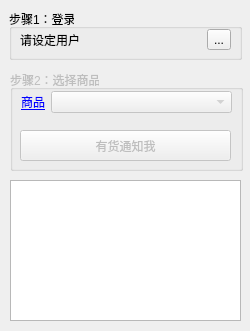
anic/cyaproject, file breadrobber/src/main.ui: the form before one commit.
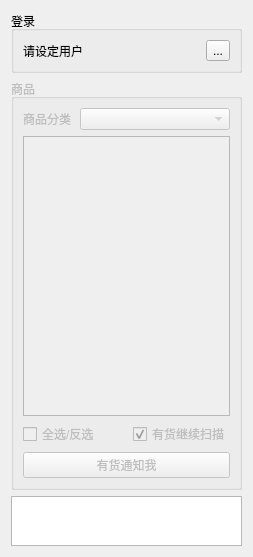
The form after the commit. Icons and pictures are not drawn.

The edit to the form file:
```diff
--- a/breadrobber/src/main.ui
+++ b/breadrobber/src/main.ui
@@ -9,8 +9,8 @@
    <rect>
     <x>0</x>
     <y>0</y>
-    <width>250</width>
-    <height>331</height>
+    <width>253</width>
+    <height>534</height>
    </rect>
   </property>
   <property name="windowTitle">
@@ -20,27 +20,14 @@
    <iconset>
     <normaloff>image/toast.png</normaloff>image/toast.png</iconset>
   </property>
+  <layout class="QGridLayout" name="gridLayout_2">
+   <item row="0" column="0">
   <widget class="QGroupBox" name="groupBox">
-   <property name="geometry">
-    <rect>
-     <x>9</x>
-     <y>9</y>
-     <width>233</width>
-     <height>51</height>
-    </rect>
-   </property>
    <property name="title">
-    <string>步骤1：登录</string>
-   </property>
-   <widget class="QWidget" name="layoutWidget">
-    <property name="geometry">
-     <rect>
-      <x>11</x>
-      <y>20</y>
-      <width>211</width>
-      <height>22</height>
-     </rect>
-    </property>
+      <string>登录</string>
+     </property>
+     <layout class="QGridLayout" name="gridLayout">
+      <item row="0" column="0">
     <layout class="QHBoxLayout" name="horizontalLayout">
      <item>
       <widget class="QLabel" name="lblUser">
@@ -70,22 +57,17 @@
       </widget>
      </item>
     </layout>
-   </widget>
-  </widget>
+      </item>
+     </layout>
+    </widget>
+   </item>
+   <item row="1" column="0">
   <widget class="QGroupBox" name="gbxStep2">
    <property name="enabled">
     <bool>false</bool>
    </property>
-   <property name="geometry">
-    <rect>
-     <x>10</x>
-     <y>70</y>
-     <width>233</width>
-     <height>101</height>
-    </rect>
-   </property>
    <property name="title">
-    <string>步骤2：选择商品</string>
+      <string>商品</string>
    </property>
    <property name="checkable">
     <bool>false</bool>
@@ -93,20 +75,19 @@
    <property name="checked">
     <bool>false</bool>
    </property>
-   <widget class="QWidget" name="layoutWidget">
-    <property name="geometry">
-     <rect>
-      <x>11</x>
-      <y>21</y>
-      <width>211</width>
-      <height>22</height>
-     </rect>
-    </property>
-    <layout class="QFormLayout" name="formLayout">
+     <layout class="QVBoxLayout" name="verticalLayout">
+      <item>
+       <layout class="QGridLayout" name="gridLayout_3">
      <item row="0" column="0">
       <widget class="QLabel" name="label_2">
+          <property name="minimumSize">
+           <size>
+            <width>0</width>
+            <height>0</height>
+           </size>
+          </property>
        <property name="text">
-        <string>&lt;html&gt;&lt;head/&gt;&lt;body&gt;&lt;p&gt;&lt;a href=&quot;http://ygjy.gz.gmcc.net/gzxz/ebusiness/admin/vmerchandist!executeSearch.action&quot;&gt;&lt;span style=&quot; text-decoration: underline; color:#0000ff;&quot;&gt;商品&lt;/span&gt;&lt;/a&gt;&lt;/p&gt;&lt;/body&gt;&lt;/html&gt;</string>
+           <string>商品分类</string>
        </property>
        <property name="openExternalLinks">
         <bool>true</bool>
@@ -117,32 +98,97 @@
       </widget>
      </item>
      <item row="0" column="1">
-      <widget class="QComboBox" name="cmbProduct"/>
-     </item>
-    </layout>
-   </widget>
+         <widget class="QComboBox" name="cmbProduct">
+          <property name="minimumSize">
+           <size>
+            <width>150</width>
+            <height>0</height>
+           </size>
+          </property>
+         </widget>
+        </item>
+       </layout>
+      </item>
+      <item>
+       <widget class="QScrollArea" name="scrollArea">
+        <property name="sizePolicy">
+         <sizepolicy hsizetype="Preferred" vsizetype="Preferred">
+          <horstretch>0</horstretch>
+          <verstretch>0</verstretch>
+         </sizepolicy>
+        </property>
+        <property name="minimumSize">
+         <size>
+          <width>0</width>
+          <height>280</height>
+         </size>
+        </property>
+        <property name="widgetResizable">
+         <bool>true</bool>
+        </property>
+        <widget class="QWidget" name="taskContent">
+         <property name="geometry">
+          <rect>
+           <x>0</x>
+           <y>0</y>
+           <width>209</width>
+           <height>276</height>
+          </rect>
+         </property>
+        </widget>
+       </widget>
+      </item>
+      <item>
+       <layout class="QGridLayout" name="gridLayout_4">
+        <item row="0" column="0">
+         <widget class="QCheckBox" name="cbxCheckAll">
+          <property name="text">
+           <string>全选/反选</string>
+          </property>
+         </widget>
+        </item>
+        <item row="0" column="1">
+         <spacer name="horizontalSpacer_2">
+          <property name="orientation">
+           <enum>Qt::Horizontal</enum>
+          </property>
+          <property name="sizeHint" stdset="0">
+           <size>
+            <width>37</width>
+            <height>17</height>
+           </size>
+          </property>
+         </spacer>
+        </item>
+        <item row="0" column="2">
+         <widget class="QCheckBox" name="cbxContinue">
+          <property name="text">
+           <string>有货继续扫描</string>
+          </property>
+          <property name="checked">
+           <bool>true</bool>
+          </property>
+         </widget>
+        </item>
+       </layout>
+      </item>
+      <item>
    <widget class="QPushButton" name="btnNotifyMission">
-    <property name="geometry">
-     <rect>
-      <x>10</x>
-      <y>60</y>
-      <width>211</width>
-      <height>31</height>
-     </rect>
-    </property>
     <property name="text">
      <string>有货通知我</string>
     </property>
    </widget>
-  </widget>
+      </item>
+     </layout>
+    </widget>
+   </item>
+   <item row="2" column="0">
   <widget class="QPlainTextEdit" name="txtMsg">
-   <property name="geometry">
-    <rect>
-     <x>10</x>
-     <y>180</y>
-     <width>231</width>
-     <height>141</height>
-    </rect>
+     <property name="minimumSize">
+      <size>
+       <width>0</width>
+       <height>50</height>
+      </size>
    </property>
    <property name="font">
     <font>
@@ -159,6 +205,8 @@
     <string notr="true"/>
    </property>
   </widget>
+   </item>
+  </layout>
  </widget>
  <resources/>
  <connections/>
```
Lines whose indentation alone changed are shown as unchanged.
